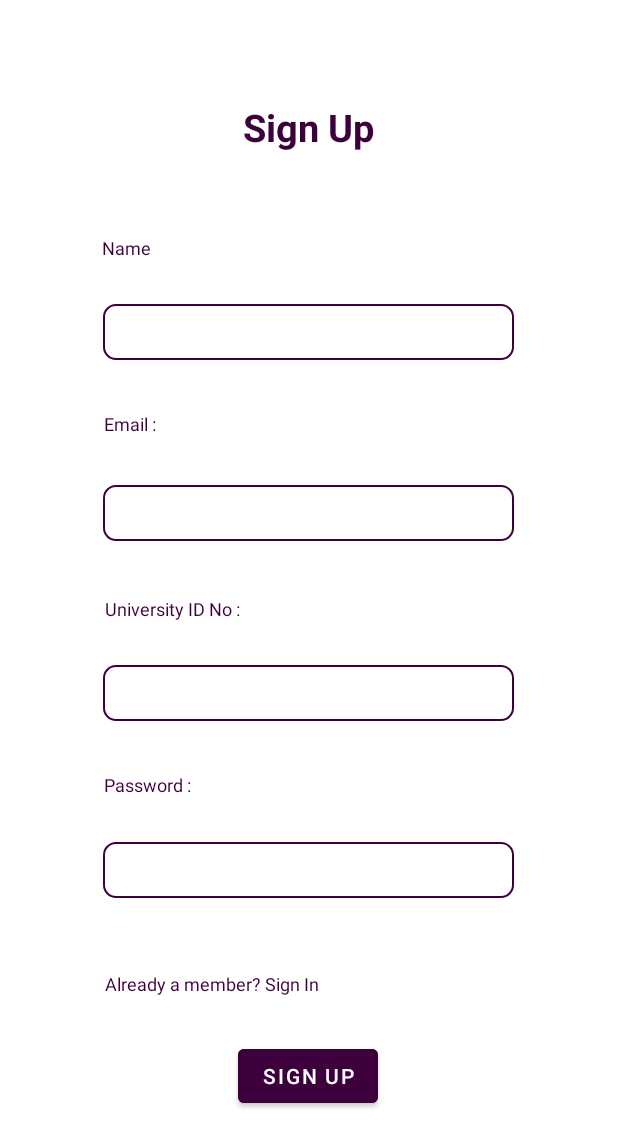
After one commit to Sewmi1216/clubsync, an Android app: the layout activity_signup.xml on its own in the app's theme, with its tools: preview values and no code run, on a phone screen of 412 x 824 dp. The commit adds this screen. Shown: the top 1147 px of the screen. Run offline under Robolectric (Android 15) with nearby library versions, the phone set to English and light mode, and no system bars.

Commit message:
Welcome page, Sign up, Sign in - Commit All

```diff
--- /dev/null
+++ b/app/src/main/res/drawable/input_field.xml
@@ -0,0 +1,11 @@
+<?xml version="1.0" encoding="utf-8"?>
+<selector xmlns:android="http://schemas.android.com/apk/res/android">
+    <item>
+        <shape android:shape="rectangle">
+            <solid android:color="#ffffff"/>
+            <stroke android:width="1.5dp" android:color="#3D003D" />
+            <corners android:radius="8dp"/>
+            <padding android:left="20dp" android:right="20dp" android:bottom="-10dp" android:top="-10dp"/>
+        </shape>
+    </item>
+</selector>
--- /dev/null
+++ b/app/src/main/res/layout/activity_signup.xml
@@ -0,0 +1,173 @@
+<?xml version="1.0" encoding="utf-8"?>
+<androidx.constraintlayout.widget.ConstraintLayout xmlns:android="http://schemas.android.com/apk/res/android"
+    xmlns:app="http://schemas.android.com/apk/res-auto"
+    xmlns:tools="http://schemas.android.com/tools"
+    android:layout_width="match_parent"
+    android:layout_height="match_parent"
+    tools:context=".MainActivity">
+
+
+    <TextView
+        android:id="@+id/SignupTextView"
+        android:layout_width="wrap_content"
+        android:layout_height="wrap_content"
+        android:layout_marginStart="161dp"
+        android:layout_marginTop="55dp"
+        android:layout_marginEnd="162dp"
+        android:layout_marginBottom="88dp"
+        android:text="Sign Up"
+        android:textColor="@color/theme_purple"
+        android:textSize="25dp"
+        android:textStyle="bold"
+        app:layout_constraintBottom_toTopOf="@+id/snameInput"
+        app:layout_constraintEnd_toEndOf="parent"
+        app:layout_constraintStart_toStartOf="parent"
+        app:layout_constraintTop_toTopOf="parent" />
+
+
+    <TextView
+        android:id="@+id/textView2"
+        android:layout_width="wrap_content"
+        android:layout_height="wrap_content"
+        android:layout_marginStart="68dp"
+        android:layout_marginTop="138dp"
+        android:layout_marginEnd="311dp"
+        android:layout_marginBottom="10dp"
+        android:text="Name"
+        android:textColor="@color/theme_purple"
+        android:textSize="12dp"
+        app:layout_constraintBottom_toTopOf="@+id/snameInput"
+        app:layout_constraintEnd_toEndOf="parent"
+        app:layout_constraintStart_toStartOf="parent"
+        app:layout_constraintTop_toTopOf="parent" />
+
+    <EditText
+        android:id="@+id/snameInput"
+        android:layout_width="274dp"
+        android:layout_height="37dp"
+        android:layout_marginStart="68dp"
+        android:layout_marginEnd="69dp"
+        android:background="@drawable/input_field"
+        app:layout_constraintBottom_toTopOf="@+id/semail"
+        app:layout_constraintEnd_toEndOf="parent"
+        app:layout_constraintStart_toStartOf="parent"
+        app:layout_constraintTop_toBottomOf="@+id/textView2" />
+
+    <TextView
+        android:id="@+id/semail"
+        android:layout_width="wrap_content"
+        android:layout_height="wrap_content"
+        android:layout_marginStart="68dp"
+        android:layout_marginTop="15dp"
+        android:layout_marginEnd="307dp"
+        android:text="Email :"
+        android:textColor="@color/theme_purple"
+        android:textSize="12dp"
+        app:layout_constraintBottom_toTopOf="@+id/semailInput"
+        app:layout_constraintEnd_toEndOf="parent"
+        app:layout_constraintStart_toStartOf="parent"
+        app:layout_constraintTop_toBottomOf="@+id/snameInput" />
+
+    <EditText
+        android:id="@+id/semailInput"
+        android:layout_width="274dp"
+        android:layout_height="37dp"
+        android:layout_marginStart="68dp"
+        android:layout_marginTop="13dp"
+        android:layout_marginEnd="69dp"
+        android:background="@drawable/input_field"
+        app:layout_constraintBottom_toTopOf="@+id/suniID"
+        app:layout_constraintEnd_toEndOf="parent"
+        app:layout_constraintStart_toStartOf="parent"
+        app:layout_constraintTop_toBottomOf="@+id/semail" />
+
+    <TextView
+        android:id="@+id/suniID"
+        android:layout_width="wrap_content"
+        android:layout_height="wrap_content"
+        android:layout_marginStart="68dp"
+        android:layout_marginTop="18dp"
+        android:layout_marginEnd="250dp"
+        android:layout_marginBottom="10dp"
+        android:text="University ID No :"
+        android:textColor="@color/theme_purple"
+        android:textSize="12dp"
+        app:layout_constraintBottom_toTopOf="@+id/suniIDInput"
+        app:layout_constraintEnd_toEndOf="parent"
+        app:layout_constraintStart_toStartOf="parent"
+        app:layout_constraintTop_toBottomOf="@+id/semailInput" />
+
+    <EditText
+        android:id="@+id/suniIDInput"
+        android:layout_width="274dp"
+        android:layout_height="37dp"
+        android:layout_marginStart="68dp"
+        android:layout_marginEnd="69dp"
+        android:layout_marginBottom="15dp"
+        android:background="@drawable/input_field"
+        app:layout_constraintBottom_toTopOf="@+id/spassword"
+        app:layout_constraintEnd_toEndOf="parent"
+        app:layout_constraintStart_toStartOf="parent"
+        app:layout_constraintTop_toBottomOf="@+id/suniID" />
+
+    <TextView
+        android:id="@+id/spassword"
+        android:layout_width="wrap_content"
+        android:layout_height="wrap_content"
+        android:layout_marginStart="68dp"
+        android:layout_marginEnd="283dp"
+        android:layout_marginBottom="5dp"
+        android:text="Password :"
+        android:textColor="@color/theme_purple"
+        android:textSize="12dp"
+        app:layout_constraintBottom_toTopOf="@+id/spasswordInput"
+        app:layout_constraintEnd_toEndOf="parent"
+        app:layout_constraintStart_toStartOf="parent"
+        app:layout_constraintTop_toBottomOf="@+id/suniIDInput" />
+
+    <EditText
+        android:id="@+id/spasswordInput"
+        android:layout_width="274dp"
+        android:layout_height="37dp"
+        android:layout_marginStart="68dp"
+        android:layout_marginTop="5dp"
+        android:layout_marginEnd="69dp"
+        android:layout_marginBottom="10dp"
+        android:background="@drawable/input_field"
+        app:layout_constraintBottom_toTopOf="@+id/userGuide"
+        app:layout_constraintEnd_toEndOf="parent"
+        app:layout_constraintStart_toStartOf="parent"
+        app:layout_constraintTop_toBottomOf="@+id/spassword" />
+
+    <TextView
+        android:id="@+id/userGuide"
+        android:layout_width="wrap_content"
+        android:layout_height="wrap_content"
+        android:layout_marginStart="68dp"
+        android:layout_marginTop="20dp"
+        android:layout_marginEnd="198dp"
+        android:text="Already a member? Sign In"
+        android:textColor="@color/theme_purple"
+        android:textSize="12dp"
+        app:layout_constraintBottom_toTopOf="@+id/signupButton"
+        app:layout_constraintEnd_toEndOf="parent"
+        app:layout_constraintStart_toStartOf="parent"
+        app:layout_constraintTop_toBottomOf="@+id/spasswordInput" />
+
+    <Button
+        android:id="@+id/signupButton"
+        android:layout_width="wrap_content"
+        android:layout_height="wrap_content"
+        android:layout_marginStart="158dp"
+        android:layout_marginTop="10dp"
+        android:layout_marginEnd="159dp"
+        android:layout_marginBottom="64dp"
+        android:backgroundTint="@color/theme_purple"
+        android:text="Sign Up"
+        app:layout_constraintBottom_toBottomOf="parent"
+        app:layout_constraintEnd_toEndOf="parent"
+        app:layout_constraintStart_toStartOf="parent"
+        app:layout_constraintTop_toBottomOf="@+id/userGuide" />
+
+
+</androidx.constraintlayout.widget.ConstraintLayout>
--- a/app/src/main/res/values/colors.xml
+++ b/app/src/main/res/values/colors.xml
@@ -7,4 +7,5 @@
     <color name="teal_700">#FF018786</color>
     <color name="black">#FF000000</color>
     <color name="white">#FFFFFFFF</color>
+    <color name="theme_purple">#3D003D</color>
 </resources>
```
Also changed, not shown: app/src/main/res/layout/activity_signin.xml (added, +119 -0 lines), app/src/main/res/layout/activity_welcome.xml (added, +36 -0 lines), app/src/main/logo_ic_launcher-playstore.png (added), app/src/main/res/drawable-v24/logo.png (added), app/src/main/res/mipmap-anydpi-v26/logo_ic_launcher.xml (added), app/src/main/res/mipmap-anydpi-v26/logo_ic_launcher_round.xml (added), app/src/main/res/mipmap-hdpi/logo_ic_launcher.png (added), app/src/main/res/mipmap-hdpi/logo_ic_launcher_round.png (added), app/src/main/res/mipmap-mdpi/logo_ic_launcher.png (added), app/src/main/res/mipmap-mdpi/logo_ic_launcher_round.png (added), app/src/main/res/mipmap-xhdpi/logo_ic_launcher.png (added), app/src/main/res/mipmap-xhdpi/logo_ic_launcher_round.png (added), app/src/main/res/mipmap-xxhdpi/logo_ic_launcher.png (added), app/src/main/res/mipmap-xxhdpi/logo_ic_launcher_round.png (added), 2 more files, 427 other files.
